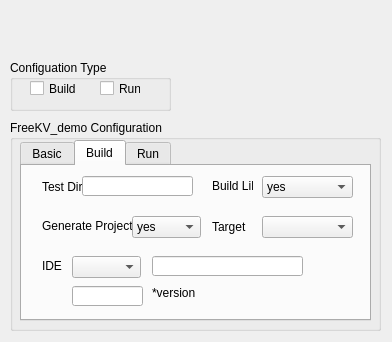
Before: the Qt Designer form src/new_GUI/designer_window/demoUi.ui in lingxia/FreeKV_demo_gui, drawn with Qt 5.
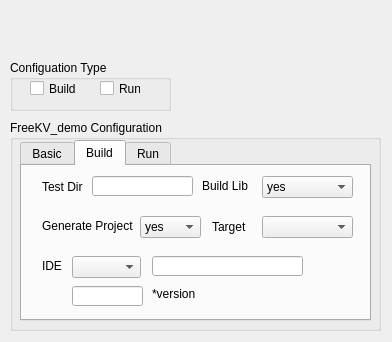
After: the same form once the commit is applied. The open tabs and pages were chosen to show the change. Icons and pictures are not drawn.

```diff
--- a/src/new_GUI/designer_window/demoUi.ui
+++ b/src/new_GUI/designer_window/demoUi.ui
@@ -162,9 +162,9 @@
      <widget class="QLineEdit" name="testLineEdit">
       <property name="geometry">
        <rect>
-        <x>60</x>
+        <x>70</x>
         <y>10</y>
-        <width>111</width>
+        <width>101</width>
         <height>20</height>
        </rect>
       </property>
@@ -185,9 +185,9 @@
      <widget class="QComboBox" name="projectComboBox">
       <property name="geometry">
        <rect>
-        <x>110</x>
+        <x>118</x>
         <y>50</y>
-        <width>69</width>
+        <width>61</width>
         <height>22</height>
        </rect>
       </property>
@@ -281,9 +281,9 @@
      <widget class="QLabel" name="libLabel">
       <property name="geometry">
        <rect>
-        <x>190</x>
+        <x>180</x>
         <y>10</y>
-        <width>41</width>
+        <width>61</width>
         <height>20</height>
        </rect>
       </property>
@@ -296,8 +296,8 @@
        <rect>
         <x>130</x>
         <y>120</y>
-        <width>46</width>
-        <height>13</height>
+        <width>51</width>
+        <height>16</height>
        </rect>
       </property>
       <property name="text">
```
Left out of the diff: 16 changed lines with no effect on the pictures.
